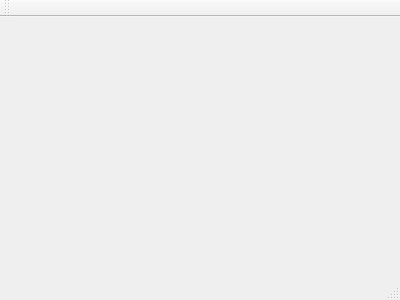
jirislaby/ifoxtrot-qt, file mainwindow.ui: the form before one commit.
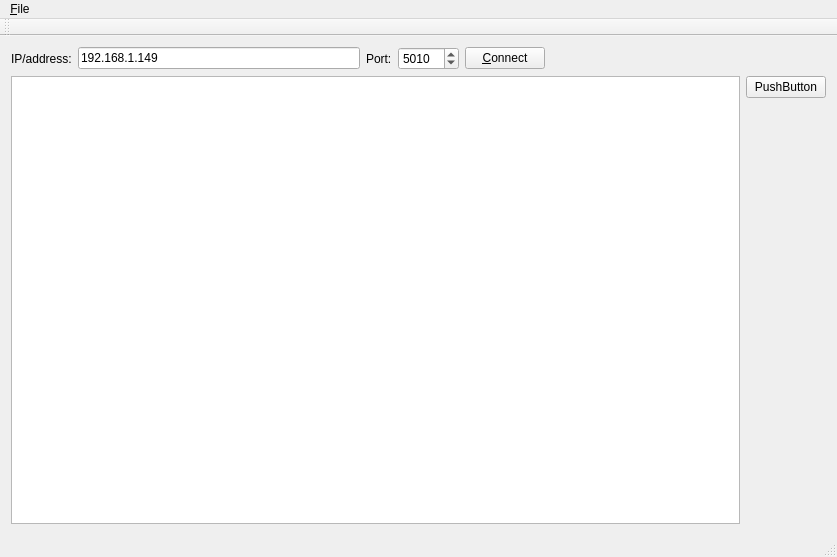
The form after the commit.

```diff
--- a/mainwindow.ui
+++ b/mainwindow.ui
@@ -1,24 +1,137 @@
 <ui version="4.0">
  <class>MainWindow</class>
- <widget class="QMainWindow" name="MainWindow" >
-  <property name="geometry" >
+ <widget class="QMainWindow" name="MainWindow">
+  <property name="geometry">
    <rect>
     <x>0</x>
     <y>0</y>
-    <width>400</width>
-    <height>300</height>
+    <width>837</width>
+    <height>557</height>
    </rect>
   </property>
   <property name="windowTitle" >
    <string>MainWindow</string>
   </property>
-  <widget class="QMenuBar" name="menuBar" />
-  <widget class="QToolBar" name="mainToolBar" />
-  <widget class="QWidget" name="centralWidget" />
-  <widget class="QStatusBar" name="statusBar" />
+  <widget class="QWidget" name="centralWidget">
+   <layout class="QVBoxLayout" name="verticalLayout">
+    <item>
+     <layout class="QHBoxLayout" name="horizontalLayout_2">
+      <item>
+       <widget class="QLabel" name="labelAddr">
+        <property name="text">
+         <string>IP/address:</string>
+        </property>
+       </widget>
+      </item>
+      <item>
+       <widget class="QLineEdit" name="lineEditAddr">
+        <property name="text">
+         <string>192.168.1.149</string>
+        </property>
+        <property name="placeholderText">
+         <string>192.168.1.149</string>
+        </property>
+       </widget>
+      </item>
+      <item>
+       <widget class="QLabel" name="labelPort">
+        <property name="text">
+         <string>Port:</string>
+        </property>
+       </widget>
+      </item>
+      <item>
+       <widget class="QSpinBox" name="spinBoxPort">
+        <property name="minimum">
+         <number>1</number>
+        </property>
+        <property name="maximum">
+         <number>65535</number>
+        </property>
+        <property name="value">
+         <number>5010</number>
+        </property>
+       </widget>
+      </item>
+      <item>
+       <widget class="QPushButton" name="butConnect">
+        <property name="text">
+         <string>&amp;Connect</string>
+        </property>
+       </widget>
+      </item>
+      <item>
+       <spacer name="horizontalSpacer">
+        <property name="orientation">
+         <enum>Qt::Horizontal</enum>
+        </property>
+        <property name="sizeHint" stdset="0">
+         <size>
+          <width>40</width>
+          <height>20</height>
+         </size>
+        </property>
+       </spacer>
+      </item>
+     </layout>
+    </item>
+    <item>
+     <layout class="QHBoxLayout" name="horizontalLayout">
+      <item>
+       <widget class="QListView" name="listViewItems"/>
+      </item>
+      <item>
+       <layout class="QFormLayout" name="formLayout">
+        <item row="0" column="0">
+         <widget class="QPushButton" name="pushButton_2">
+          <property name="text">
+           <string>PushButton</string>
+          </property>
+         </widget>
+        </item>
+       </layout>
+      </item>
+     </layout>
+    </item>
+   </layout>
+  </widget>
+  <widget class="QMenuBar" name="menuBar">
+   <property name="geometry">
+    <rect>
+     <x>0</x>
+     <y>0</y>
+     <width>837</width>
+     <height>21</height>
+    </rect>
+   </property>
+   <widget class="QMenu" name="menuFile">
+    <property name="title">
+     <string>&amp;File</string>
+    </property>
+    <addaction name="separator"/>
+    <addaction name="actionQuit"/>
+   </widget>
+   <addaction name="menuFile"/>
+  </widget>
+  <widget class="QToolBar" name="mainToolBar">
+   <attribute name="toolBarArea">
+    <enum>TopToolBarArea</enum>
+   </attribute>
+   <attribute name="toolBarBreak">
+    <bool>false</bool>
+   </attribute>
+  </widget>
+  <widget class="QStatusBar" name="statusBar"/>
+  <action name="actionQuit">
+   <property name="text">
+    <string>&amp;Quit</string>
+   </property>
+   <property name="shortcut">
+    <string>Ctrl+Q</string>
+   </property>
+  </action>
  </widget>
- <layoutDefault spacing="6" margin="11" />
- <pixmapfunction></pixmapfunction>
+ <layoutdefault spacing="6" margin="11"/>
  <resources/>
  <connections/>
 </ui>
```
Left out of the diff: 24 changed lines with no effect on the pictures.
